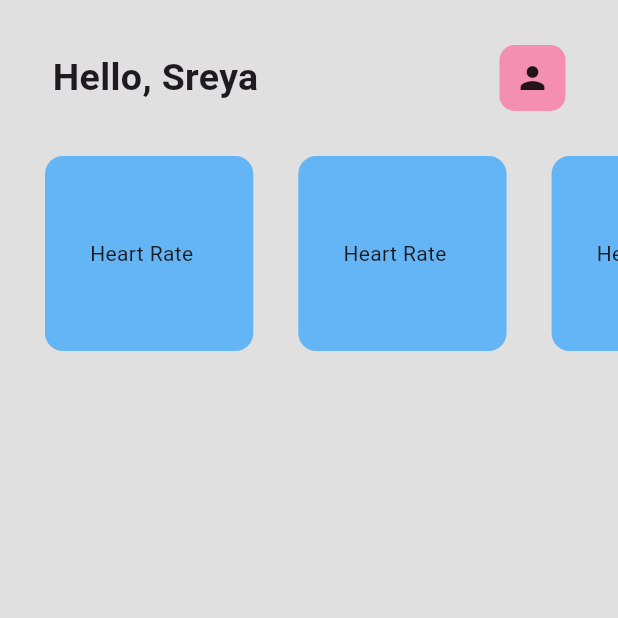
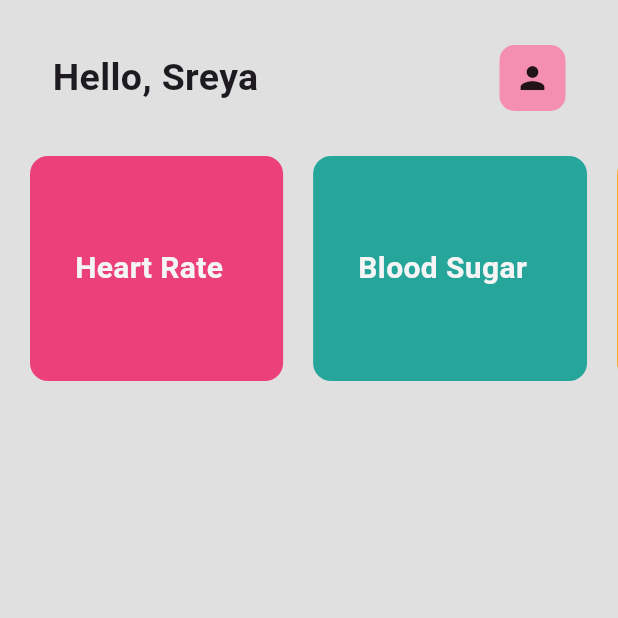
Before and after one commit to sreyasaju/heartSync, a Flutter app: the screen it shows after launch, on a phone screen of 412 x 824 dp, the top half of it. Run offline on Flutter 3.47's test engine with Material 3 defaults, Android fonts, the light colour scheme and no system bars.

Commit message:
feat: beautify the card scroll

```diff
--- a/lib/pages/home_page.dart
+++ b/lib/pages/home_page.dart
@@ -50,13 +50,27 @@ class _HomePageState extends State<HomePage> {
 
               // cards
               Container(
-                height:130,
+                height:150,
                 child: ListView(
                   scrollDirection: Axis.horizontal,
                   children: [
-                     MainCard(),
-                     MainCard(),
-                     MainCard(),
+                     MainCard(
+                      cardName: 'Heart Rate',
+                      cardColor: Colors.pink[400]!,
+                     ),
+                     MainCard(
+                      cardName: 'Blood Sugar',
+                      cardColor: Colors.teal[400]!,
+                     ),
+                     MainCard(
+                      cardName: 'Blah Blah',
+                      cardColor: Colors.orange[400]!,
+                     ),
+
+                     MainCard(
+                      cardName: 'Blah Blah',
+                      cardColor: Colors.lightBlue[400]!,
+                     ),
                   ],
                 ),
               ),
--- a/lib/utils/main_cards.dart
+++ b/lib/utils/main_cards.dart
@@ -1,7 +1,14 @@
 import 'package:flutter/material.dart';
 
 class MainCard extends StatefulWidget {
-  const MainCard({super.key});
+  final String cardName;
+  final Color cardColor;
+
+  const MainCard({
+    required this.cardName,
+    required this.cardColor,
+    super.key,
+  });
 
   @override
   State<MainCard> createState() => _MainCardState();
@@ -12,18 +19,25 @@ class _MainCardState extends State<MainCard> {
   Widget build(BuildContext context) {
     return Container(
       height: 100,
-      padding: const EdgeInsets.only(left:30.0),
+      padding: const EdgeInsets.only(left: 20.0),
       child: Container(
-        padding: EdgeInsets.all(30),
+        padding: const EdgeInsets.all(30),
         decoration: BoxDecoration(
           borderRadius: BorderRadius.circular(12),
-          color: Colors.blue[300],
+          color: widget.cardColor,
         ),
-
         child: Row(
           children: [
-            Text("Heart Rate"),
-            SizedBox(
+            Text(widget.cardName,
+              style: TextStyle(
+                fontSize:20,
+                color: Colors.grey[100]!,
+                fontWeight: FontWeight.bold
+
+
+              ),
+            ),
+            const SizedBox(
               width: 10,
               height: 80,
             ),
```
